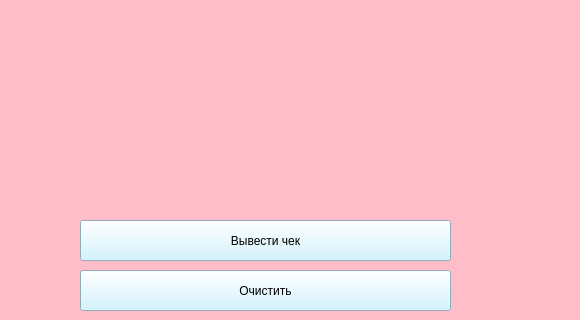
Above: ui_files/Check.ui from showpicep/SQLite_PyQt before the change; both pictures show x 420 to 1000 and y 390 to 710 of the 1000 by 710 pixel window. Below: the same form after it.
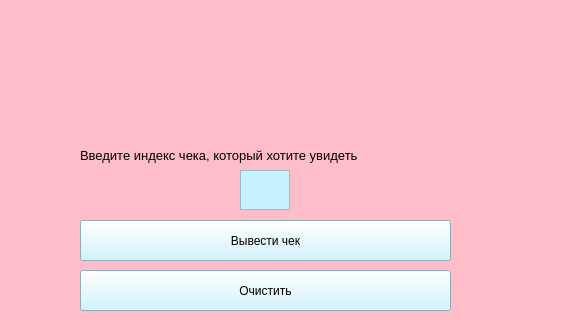
That is the form after the change.

What changed in the file:
```diff
--- a/ui_files/Check.ui
+++ b/ui_files/Check.ui
@@ -131,6 +131,37 @@
      <string>Меню</string>
     </property>
    </widget>
+   <widget class="QLabel" name="label_2">
+    <property name="geometry">
+     <rect>
+      <x>500</x>
+      <y>530</y>
+      <width>370</width>
+      <height>30</height>
+     </rect>
+    </property>
+    <property name="font">
+     <font>
+      <pointsize>10</pointsize>
+     </font>
+    </property>
+    <property name="text">
+     <string>Введите индекс чека, который хотите увидеть</string>
+    </property>
+   </widget>
+   <widget class="QTextEdit" name="get_idx">
+    <property name="geometry">
+     <rect>
+      <x>660</x>
+      <y>560</y>
+      <width>50</width>
+      <height>40</height>
+     </rect>
+    </property>
+    <property name="styleSheet">
+     <string notr="true">background-color: rgb(199, 242, 255);</string>
+    </property>
+   </widget>
   </widget>
  </widget>
  <resources/>
```
